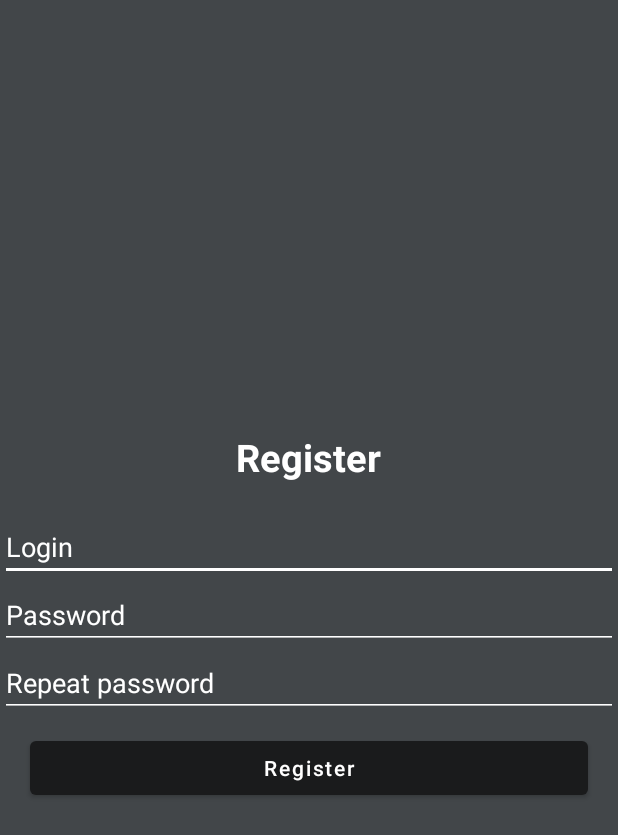
After one commit to Sparrow1001/OrderApp, an Android app: the RegisterActivity screen opened directly, with no data from a screen before it, on a phone screen of 412 x 824 dp. The commit adds this screen. Shown: the top 835 px of the screen. Run offline under Robolectric (Android 15) with nearby library versions, the phone set to English and light mode, and no system bars.

Commit message:
add UI for login

```diff
--- a/app/build.gradle
+++ b/app/build.gradle
@@ -12,6 +12,9 @@ android {
         versionCode 1
         versionName "1.0"
 
+        buildConfigField "String", "YANDEX_API_KEY", "\"7eae52ac-04d9-47ab-9b5a-322998a0964a\""
+        buildConfigField "String", "GEOTREE_API_KEY", "\"s9CEluxAEtMl\""
+
         testInstrumentationRunner "androidx.test.runner.AndroidJUnitRunner"
     }
 
@@ -24,6 +27,9 @@ android {
     compileOptions {
         sourceCompatibility JavaVersion.VERSION_1_8
         targetCompatibility JavaVersion.VERSION_1_8
+    }
+    buildFeatures {
+        viewBinding true
     }
 
 
--- a/app/src/main/java/com/example/orderapp/Presentation/View/MainActivity.java
+++ b/app/src/main/java/com/example/orderapp/Presentation/View/MainActivity.java
@@ -17,6 +17,7 @@ import android.util.Log;
 import android.view.View;
 import android.widget.Toast;
 
+import com.example.orderapp.BuildConfig;
 import com.example.orderapp.Repository.Model.OrderDTO;
 import com.example.orderapp.Presentation.View.Adapters.OrderListAdapter;
 import com.example.orderapp.Presentation.ViewModel.OrderViewModel;
@@ -34,7 +35,7 @@ public class MainActivity extends AppCompatActivity {
 
     @Override
     protected void onCreate(Bundle savedInstanceState) {
-        MapKitFactory.setApiKey(MAPKIT_API_KEY);
+        MapKitFactory.setApiKey(BuildConfig.YANDEX_API_KEY);
         MapKitFactory.initialize(this);
 
         super.onCreate(savedInstanceState);
--- /dev/null
+++ b/app/src/main/java/com/example/orderapp/Presentation/View/RegisterActivity.java
@@ -0,0 +1,16 @@
+package com.example.orderapp.Presentation.View;
+
+import androidx.appcompat.app.AppCompatActivity;
+
+import android.os.Bundle;
+
+import com.example.orderapp.R;
+
+public class RegisterActivity extends AppCompatActivity {
+
+    @Override
+    protected void onCreate(Bundle savedInstanceState) {
+        super.onCreate(savedInstanceState);
+        setContentView(R.layout.activity_register);
+    }
+}
--- a/app/src/main/java/com/example/orderapp/Repository/Network/APIClient.java
+++ b/app/src/main/java/com/example/orderapp/Repository/Network/APIClient.java
@@ -10,7 +10,7 @@ import retrofit2.http.Query;
 
 public interface APIClient {
 
-    @GET("address.php?key=s9CEluxAEtMl")
-    Call<List<Coordinate>> getCoordinateFromAPI(@Query("term") String address, @Query("fields")String fields);
+    @GET("address.php?")
+    Call<List<Coordinate>> getCoordinateFromAPI(@Query("key") String key, @Query("term") String address, @Query("fields")String fields);
 
 }
--- a/app/src/main/java/com/example/orderapp/Repository/Network/CoordinatesLogic.java
+++ b/app/src/main/java/com/example/orderapp/Repository/Network/CoordinatesLogic.java
@@ -5,6 +5,7 @@ import android.util.Log;
 import androidx.lifecycle.LiveData;
 import androidx.lifecycle.MutableLiveData;
 
+import com.example.orderapp.BuildConfig;
 import com.example.orderapp.Repository.Model.Coordinate;
 import com.example.orderapp.Repository.Model.Geo_center;
 
@@ -85,7 +86,7 @@ public class CoordinatesLogic {
 
         MutableLiveData<Geo_center> coordinates = new MutableLiveData<>();
 
-        Call<List<Coordinate>> call = api.getCoordinateFromAPI(query, "value,geo_center");
+        Call<List<Coordinate>> call = api.getCoordinateFromAPI(BuildConfig.GEOTREE_API_KEY, query, "value,geo_center");
         call.enqueue(new Callback<List<Coordinate>>() {
             @Override
             public void onResponse(Call<List<Coordinate>> call, Response<List<Coordinate>> response) {
--- /dev/null
+++ b/app/src/main/res/layout/activity_register.xml
@@ -0,0 +1,64 @@
+<?xml version="1.0" encoding="utf-8"?>
+<RelativeLayout
+    xmlns:android="http://schemas.android.com/apk/res/android"
+    xmlns:app="http://schemas.android.com/apk/res-auto"
+    xmlns:tools="http://schemas.android.com/tools"
+    android:layout_width="match_parent"
+    android:layout_height="match_parent"
+    android:background="@color/grey"
+    tools:context=".Presentation.View.RegisterActivity">
+
+    <LinearLayout
+        android:layout_width="match_parent"
+        android:layout_height="wrap_content"
+        android:gravity="center"
+        android:layout_centerVertical="true"
+        android:orientation="vertical">
+
+        <TextView
+            android:layout_width="wrap_content"
+            android:layout_height="match_parent"
+            android:text="Register"
+            android:textColor="@color/white"
+            android:textAppearance="@style/Base.TextAppearance.AppCompat.Headline"
+            android:textSize="25sp"
+            android:textStyle="bold"/>
+
+        <EditText
+            android:id="@+id/loginEt"
+            android:layout_width="match_parent"
+            android:layout_height="wrap_content"
+            android:layout_marginTop="20dp"
+            android:textColorHint="@color/white"
+            android:backgroundTint="@color/white"
+            android:hint="Login"/>
+
+        <EditText
+            android:id="@+id/passwordEt"
+            android:layout_width="match_parent"
+            android:layout_height="wrap_content"
+            android:textColorHint="@color/white"
+            android:backgroundTint="@color/white"
+            android:hint="Password"/>
+
+        <EditText
+            android:id="@+id/passwordEt2"
+            android:layout_width="match_parent"
+            android:layout_height="wrap_content"
+            android:textColorHint="@color/white"
+            android:backgroundTint="@color/white"
+            android:hint="Repeat password"/>
+
+
+        <Button
+            android:layout_width="match_parent"
+            android:layout_height="wrap_content"
+            android:hint="Register"
+            android:layout_marginLeft="20dp"
+            android:layout_marginRight="20dp"
+            android:layout_marginTop="10dp"
+            android:textColorHint="@color/white"/>
+
+    </LinearLayout>
+
+</RelativeLayout>
--- /dev/null
+++ b/app/src/main/res/values-land/dimens.xml
@@ -0,0 +1,3 @@
+<resources>
+    <dimen name="fab_margin">48dp</dimen>
+</resources>
--- /dev/null
+++ b/app/src/main/res/values-w1240dp/dimens.xml
@@ -0,0 +1,3 @@
+<resources>
+    <dimen name="fab_margin">200dp</dimen>
+</resources>
--- /dev/null
+++ b/app/src/main/res/values-w600dp/dimens.xml
@@ -0,0 +1,3 @@
+<resources>
+    <dimen name="fab_margin">48dp</dimen>
+</resources>
--- /dev/null
+++ b/app/src/main/res/values/dimens.xml
@@ -0,0 +1,3 @@
+<resources>
+    <dimen name="fab_margin">16dp</dimen>
+</resources>
--- a/app/src/main/res/values/themes.xml
+++ b/app/src/main/res/values/themes.xml
@@ -13,4 +13,13 @@
         <item name="android:statusBarColor" tools:targetApi="l">?attr/colorPrimaryVariant</item>
         <!-- Customize your theme here. -->
     </style>
+
+    <style name="Theme.OrderApp.NoActionBar">
+        <item name="windowActionBar">false</item>
+        <item name="windowNoTitle">true</item>
+    </style>
+
+    <style name="Theme.OrderApp.AppBarOverlay" parent="ThemeOverlay.AppCompat.Dark.ActionBar" />
+
+    <style name="Theme.OrderApp.PopupOverlay" parent="ThemeOverlay.AppCompat.Light" />
 </resources>
```
Also changed, not shown: app/src/main/AndroidManifest.xml (+18 -8 lines), app/src/main/java/com/example/orderapp/Presentation/View/LoginActivity.java (added, +20 -0 lines), app/src/main/res/layout/activity_add_order.xml (+18 -17 lines), app/src/main/res/layout/activity_login.xml (added, +58 -0 lines), app/src/main/res/navigation/nav_graph.xml (added, +28 -0 lines), app/src/main/res/values/strings.xml (+9 -0 lines).
